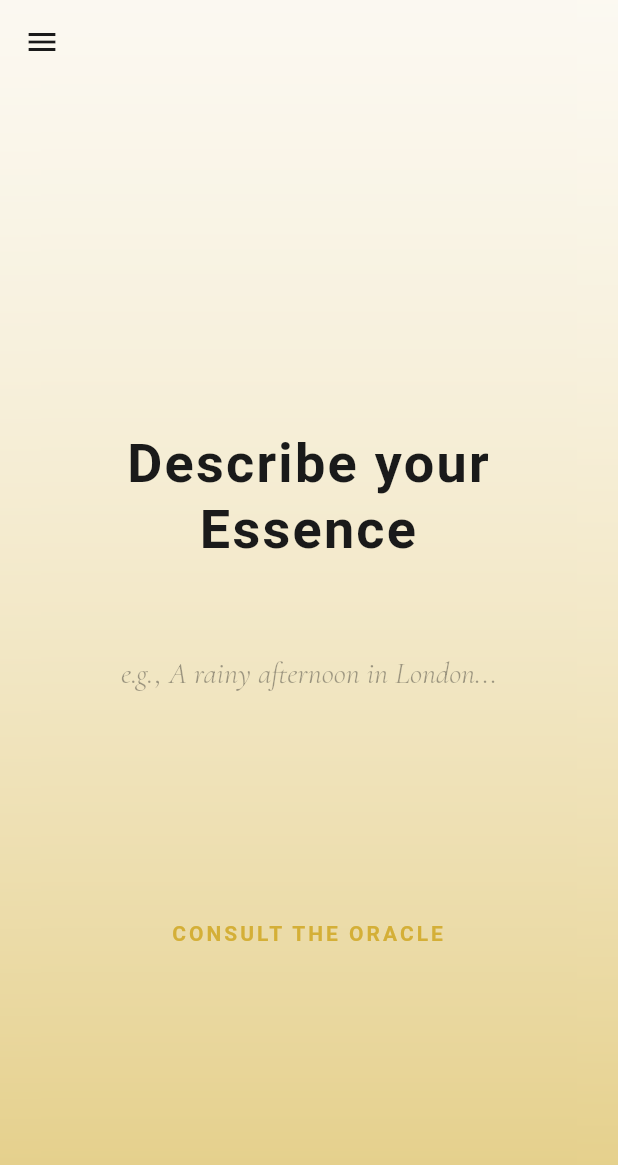
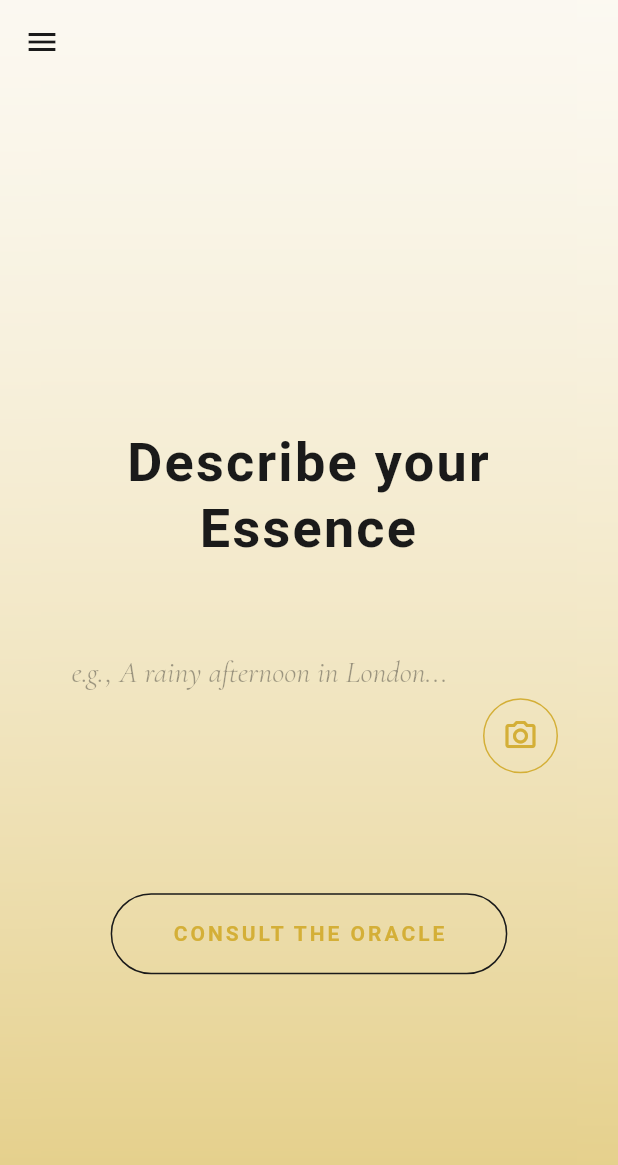
Before and after one commit to htdatsme/project-aether, a Flutter app: the screen it shows after launch, on a phone screen of 412 x 824 dp. Shown: the top 1165 px of the screen. Run offline on Flutter 3.47's test engine with Material 3 defaults, Android fonts, the light colour scheme and no system bars; drawn by our look-alikes of flutter_animate; our stand-ins replace flutter_riverpod, google_fonts, image_picker.

Commit message:
feat: Implemented Camera UI, Vibe Controller, and Backend Vision Logic

```diff
--- a/frontend/lib/features/vibe_engine/input_screen.dart
+++ b/frontend/lib/features/vibe_engine/input_screen.dart
@@ -1,5 +1,10 @@
+import 'dart:convert';
+import 'dart:io';
+import 'package:flutter/foundation.dart'; // For kIsWeb
 import 'package:flutter/material.dart';
 import 'package:flutter_riverpod/flutter_riverpod.dart';
+import 'package:image_picker/image_picker.dart';
+import 'package:flutter_animate/flutter_animate.dart';
 import '../../shared/widgets/generative_scaffold.dart';
 import 'vibe_controller.dart';
 import 'results_screen.dart';
@@ -14,6 +19,9 @@ class InputScreen extends ConsumerStatefulWidget {
 
 class _InputScreenState extends ConsumerState<InputScreen> {
   final TextEditingController _controller = TextEditingController();
+  final ImagePicker _picker = ImagePicker();
+  XFile? _selectedImage;
+  String? _base64Image;
 
   @override
   void dispose() {
@@ -21,13 +29,29 @@ class _InputScreenState extends ConsumerState<InputScreen> {
     super.dispose();
   }
 
+  Future<void> _pickImage() async {
+    final XFile? image = await _picker.pickImage(source: ImageSource.gallery);
+    if (image != null) {
+      // Convert to Base64 immediately
+      final bytes = await image.readAsBytes();
+      final base64 = base64Encode(bytes);
+
+      setState(() {
+        _selectedImage = image;
+        _base64Image = base64;
+      });
+    }
+  }
+
   void _submit() async {
-    if (_controller.text.isEmpty) return;
+    if (_controller.text.isEmpty && _selectedImage == null) return;
 
-    // Call the Vibe Engine
-    ref.read(vibeProvider.notifier).analyzeVibe(_controller.text);
+    // Call the Vibe Engine (Text + Optional Image)
+    ref.read(vibeProvider.notifier).analyzeVibe(
+      _controller.text,
+      imageBase64: _base64Image
+    );
 
-    // Navigate to Results immediately so it can show loading state
     if (mounted) {
       Navigator.of(context).push(
         MaterialPageRoute(builder: (_) => const ResultsScreen()),
@@ -37,90 +61,89 @@ class _InputScreenState extends ConsumerState<InputScreen> {
 
   @override
   Widget build(BuildContext context) {
-    // Watch state to show loading if needed, though instructions said use fade/breathing animation
-    // which implies we might show loading ON the result screen or here.
-    // "On submit, call vibeController.analyzeVibe()". then "Create ResultsScreen...".
-    // I'll navigate immediately or await.
-    // The prompt says "Loading State: Use a subtle fade/breathing animation".
-    // I'll assume we stay here or go to a loading view.
-    // For simplicity, I'll await then push, but maybe show a loading indicator here?
-    // Or maybe the Results Screen handles the loading state.
-    // I'll stick to: Await -> Push. If it takes time, the user sees nothing??
-    // Let's add a small indicator on the button or screen.
     final vibeState = ref.watch(vibeProvider);
     final theme = Theme.of(context);
 
     return GestureDetector(
-      onTap: () {
-        FocusScope.of(context).unfocus();
-      },
+      onTap: () => FocusScope.of(context).unfocus(),
       behavior: HitTestBehavior.opaque,
       child: GenerativeScaffold(
-        // Side Menu as requested for testing
-        drawer: Drawer(
-          backgroundColor: theme.scaffoldBackgroundColor,
-          child: ListView(
-            padding: EdgeInsets.zero,
-            children: [
-              DrawerHeader(
-                decoration: BoxDecoration(color: theme.primaryColor.withOpacity(0.1)),
-                child: Center(
-                  child: Text('Debug Menu', style: theme.textTheme.headlineSmall),
-                ),
-              ),
-              ListTile(
-                title: Text('Test: Blind Date Reveal', style: theme.textTheme.bodyLarge),
-                onTap: () {
-                  Navigator.pop(context); // Close drawer
-                  Navigator.of(context).push(
-                    MaterialPageRoute(builder: (_) => const RevealScreen()),
-                  );
-                },
-              ),
-            ],
-          ),
-        ),
+        drawer: _buildDebugDrawer(context, theme),
         child: SingleChildScrollView(
           child: ConstrainedBox(
-            constraints: BoxConstraints(
-              minHeight: MediaQuery.of(context).size.height,
-            ),
+            constraints: BoxConstraints(minHeight: MediaQuery.of(context).size.height),
             child: Center(
               child: Padding(
                 padding: const EdgeInsets.symmetric(horizontal: 40.0, vertical: 60.0),
                 child: Column(
                   mainAxisAlignment: MainAxisAlignment.center,
-                  mainAxisSize: MainAxisSize.min,
                   children: [
                     // The Question
                     Text(
                       'Describe your Essence',
                       style: theme.textTheme.displaySmall,
                       textAlign: TextAlign.center,
-                    ),
+                    ).animate().fadeIn(duration: 800.ms).slideY(begin: -0.2, end: 0),
 
                     const SizedBox(height: 60),
 
-                    // The Input Field
-                    Material(
-                      color: Colors.transparent,
+                    // The Input Row (Text + Camera)
+                    Row(
+                      crossAxisAlignment: CrossAxisAlignment.end,
+                      children: [
+                        Expanded(
                           child: TextField(
                             controller: _controller,
                             textAlign: TextAlign.center,
                             maxLines: 3,
                             style: theme.textTheme.headlineSmall,
-                        cursorColor: const Color(0xFFD4AF37), // Gold cursor
+                            cursorColor: const Color(0xFFD4AF37),
                             decoration: InputDecoration.collapsed(
                               hintText: 'e.g., A rainy afternoon in London...',
                               hintStyle: theme.textTheme.headlineSmall?.copyWith(
                                 color: const Color(0xFF1A1A1A).withOpacity(0.4),
                               ),
                             ),
-                        // GenUI Logic: Shift gradient as user types
                             onChanged: (text) {
                               ref.read(vibeProvider.notifier).updateVibeFromInput(text);
                             },
                           ),
+                        ),
+
+                        const SizedBox(width: 16),
+
+                        // 📸 Camera Button
+                        GestureDetector(
+                          onTap: _pickImage,
+                          child: AnimatedContainer(
+                            duration: 300.ms,
+                            padding: const EdgeInsets.all(12),
+                            decoration: BoxDecoration(
+                              color: _selectedImage != null
+                                  ? const Color(0xFFD4AF37) // Gold if selected
+                                  : Colors.transparent,
+                              border: Border.all(color: const Color(0xFFD4AF37)),
+                              shape: BoxShape.circle,
+                            ),
+                            child: Icon(
+                              _selectedImage != null ? Icons.check : Icons.camera_alt_outlined,
+                              color: _selectedImage != null ? Colors.white : const Color(0xFFD4AF37),
+                            ),
+                          ),
+                        ),
+                      ],
+                    ),
+
+                    // Preview selected image (Tiny thumbnail)
+                    if (_selectedImage != null)
+                      Padding(
+                        padding: const EdgeInsets.only(top: 20),
+                        child: ClipRRect(
+                          borderRadius: BorderRadius.circular(8),
+                          child: kIsWeb
+                            ? Image.network(_selectedImage!.path, height: 60, width: 60, fit: BoxFit.cover)
+                            : Image.file(File(_selectedImage!.path), height: 60, width: 60, fit: BoxFit.cover),
+                        ).animate().scale(duration: 300.ms),
                       ),
 
                     const SizedBox(height: 80),
@@ -131,8 +154,12 @@ class _InputScreenState extends ConsumerState<InputScreen> {
                       opacity: vibeState.isLoading ? 0.5 : 1.0,
                       child: GestureDetector(
                         onTap: vibeState.isLoading ? null : _submit,
-                        child: Padding(
-                          padding: const EdgeInsets.all(16.0),
+                        child: Container(
+                          padding: const EdgeInsets.symmetric(horizontal: 40, vertical: 16),
+                          decoration: BoxDecoration(
+                            border: Border.all(color: const Color(0xFF1A1A1A), width: 1),
+                            borderRadius: BorderRadius.circular(30),
+                          ),
                           child: vibeState.isLoading
                               ? Text(
                                   'DIVINING...',
@@ -141,7 +168,6 @@ class _InputScreenState extends ConsumerState<InputScreen> {
                               : Text(
                                   'CONSULT THE ORACLE',
                                   style: theme.textTheme.labelLarge,
-                                  textAlign: TextAlign.center,
                                 ),
                         ),
                       ),
@@ -155,4 +181,31 @@ class _InputScreenState extends ConsumerState<InputScreen> {
       ),
     );
   }
+
+  Widget _buildDebugDrawer(BuildContext context, ThemeData theme) {
+    return Drawer(
+      backgroundColor: theme.scaffoldBackgroundColor,
+      child: ListView(
+        padding: EdgeInsets.zero,
+        children: [
+          DrawerHeader(
+            decoration: BoxDecoration(color: theme.primaryColor.withOpacity(0.1)),
+            child: Center(
+              child: Text('Debug Menu', style: theme.textTheme.headlineSmall),
+            ),
+          ),
+          ListTile(
+            leading: const Icon(Icons.science),
+            title: Text('Test: Blind Date Reveal', style: theme.textTheme.bodyLarge),
+            onTap: () {
+              Navigator.pop(context);
+              Navigator.of(context).push(
+                MaterialPageRoute(builder: (_) => const RevealScreen()),
+              );
+            },
+          ),
+        ],
+      ),
+    );
   }
+}
--- a/frontend/pubspec.yaml
+++ b/frontend/pubspec.yaml
@@ -39,6 +39,7 @@ dependencies:
   google_fonts: ^6.3.3
   http: ^1.2.0
   flutter_svg: ^2.0.10
+  image_picker: ^1.2.1
 
 dev_dependencies:
   flutter_test:
```
Also changed, not shown: frontend/lib/features/vibe_engine/vibe_controller.dart (+16 -23 lines), frontend/pubspec.lock, 7 other files. Lines whose indentation alone changed are shown as unchanged.
